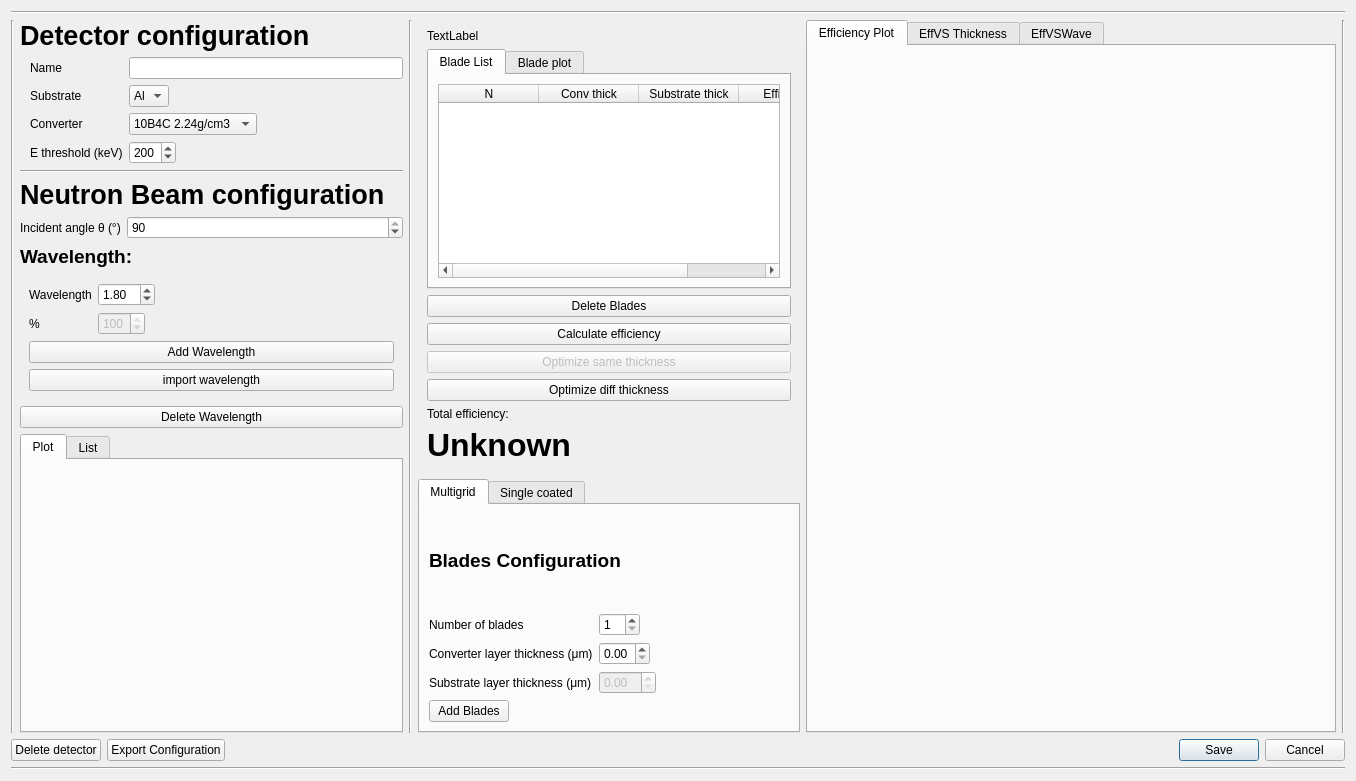
This is efficiencyCalculator/detectorDialogTab.ui in ess-dg/dg_efficiencyCalculator as Qt 5 draws it before an edit. The edited form follows.
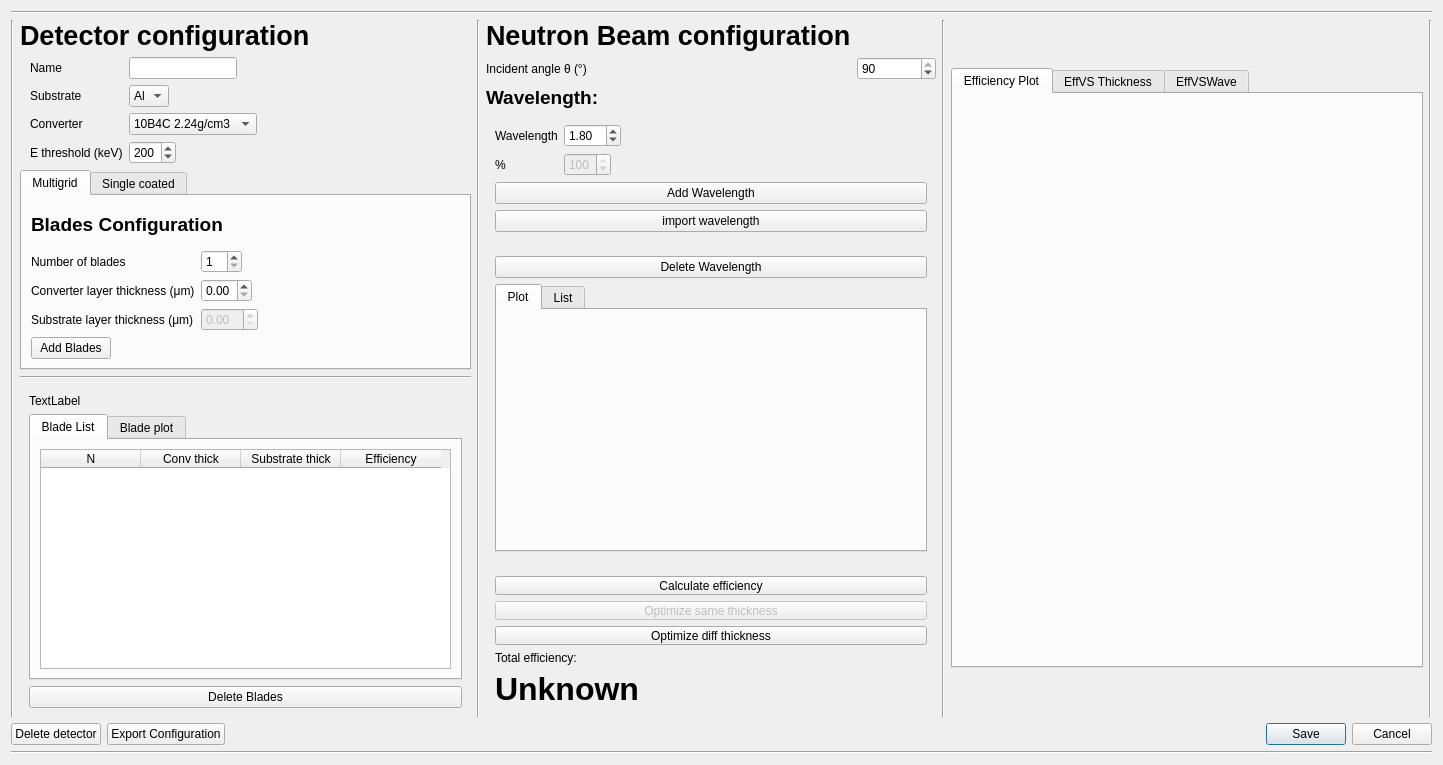
This is the edited form.

Commit message: Improved navigation, added tooltips

The edit to the form file:
```diff
--- a/efficiencyCalculator/detectorDialogTab.ui
+++ b/efficiencyCalculator/detectorDialogTab.ui
@@ -9,8 +9,8 @@
    <rect>
     <x>0</x>
     <y>0</y>
-    <width>1356</width>
-    <height>781</height>
+    <width>1443</width>
+    <height>765</height>
    </rect>
   </property>
   <property name="minimumSize">
@@ -73,6 +73,12 @@
            </item>
            <item row="1" column="1">
             <widget class="QLineEdit" name="nameLineEdit">
+             <property name="sizePolicy">
+              <sizepolicy hsizetype="Fixed" vsizetype="Fixed">
+               <horstretch>0</horstretch>
+               <verstretch>0</verstretch>
+              </sizepolicy>
+             </property>
              <property name="inputMask">
               <string notr="true"/>
              </property>
@@ -137,6 +143,148 @@
            </item>
           </layout>
          </item>
+         <item>
+          <widget class="QTabWidget" name="bladeTabWidget">
+           <property name="minimumSize">
+            <size>
+             <width>280</width>
+             <height>0</height>
+            </size>
+           </property>
+           <property name="maximumSize">
+            <size>
+             <width>16777215</width>
+             <height>200</height>
+            </size>
+           </property>
+           <property name="currentIndex">
+            <number>0</number>
+           </property>
+           <widget class="QWidget" name="tab_6">
+            <attribute name="title">
+             <string>Multigrid</string>
+            </attribute>
+            <layout class="QVBoxLayout" name="verticalLayout_14">
+             <item>
+              <layout class="QVBoxLayout" name="verticalLayout_3">
+               <item>
+                <widget class="QLabel" name="label_3">
+                 <property name="text">
+                  <string>&lt;html&gt;&lt;head/&gt;&lt;body&gt;&lt;p&gt;&lt;span style=&quot; font-size:14pt; font-weight:600;&quot;&gt;Blades Configuration&lt;/span&gt;&lt;/p&gt;&lt;/body&gt;&lt;/html&gt;</string>
+                 </property>
+                </widget>
+               </item>
+               <item>
+                <layout class="QFormLayout" name="formLayout_3">
+                 <property name="fieldGrowthPolicy">
+                  <enum>QFormLayout::FieldsStayAtSizeHint</enum>
+                 </property>
+                 <item row="0" column="0">
+                  <widget class="QLabel" name="label_7">
+                   <property name="text">
+                    <string>Number of blades</string>
+                   </property>
+                  </widget>
+                 </item>
+                 <item row="0" column="1">
+                  <widget class="QSpinBox" name="nbspinBox">
+                   <property name="minimum">
+                    <number>1</number>
+                   </property>
+                  </widget>
+                 </item>
+                 <item row="1" column="0">
+                  <widget class="QLabel" name="label_8">
+                   <property name="text">
+                    <string>Converter layer thickness (μm)</string>
+                   </property>
+                  </widget>
+                 </item>
+                 <item row="1" column="1">
+                  <widget class="QDoubleSpinBox" name="bsSpinBox">
+                   <property name="maximum">
+                    <double>5.000000000000000</double>
+                   </property>
+                  </widget>
+                 </item>
+                 <item row="2" column="0">
+                  <widget class="QLabel" name="label_10">
+                   <property name="text">
+                    <string>Substrate layer thickness (μm)</string>
+                   </property>
+                  </widget>
+                 </item>
+                 <item row="2" column="1">
+                  <widget class="QDoubleSpinBox" name="subSpinBox">
+                   <property name="enabled">
+                    <bool>false</bool>
+                   </property>
+                  </widget>
+                 </item>
+                 <item row="3" column="0">
+                  <widget class="QPushButton" name="addBladeButton">
+                   <property name="text">
+                    <string>Add Blades</string>
+                   </property>
+                  </widget>
+                 </item>
+                </layout>
+               </item>
+              </layout>
+             </item>
+            </layout>
+           </widget>
+           <widget class="QWidget" name="tab_7">
+            <attribute name="title">
+             <string>Single coated</string>
+            </attribute>
+            <layout class="QVBoxLayout" name="verticalLayout_15">
+             <item>
+              <layout class="QVBoxLayout" name="verticalLayout_4">
+               <item>
+                <widget class="QLabel" name="label_12">
+                 <property name="text">
+                  <string>&lt;html&gt;&lt;head/&gt;&lt;body&gt;&lt;p&gt;&lt;span style=&quot; font-size:14pt; font-weight:600;&quot;&gt;Layer Configuration&lt;/span&gt;&lt;/p&gt;&lt;/body&gt;&lt;/html&gt;</string>
+                 </property>
+                </widget>
+               </item>
+               <item>
+                <layout class="QFormLayout" name="formLayout_2">
+                 <property name="fieldGrowthPolicy">
+                  <enum>QFormLayout::FieldsStayAtSizeHint</enum>
+                 </property>
+                 <property name="labelAlignment">
+                  <set>Qt::AlignRight|Qt::AlignTrailing|Qt::AlignVCenter</set>
+                 </property>
+                 <item row="2" column="0">
+                  <widget class="QLabel" name="label_9">
+                   <property name="text">
+                    <string>Converter thickness (μm)</string>
+                   </property>
+                  </widget>
+                 </item>
+                 <item row="2" column="1">
+                  <widget class="QDoubleSpinBox" name="bsSingleSpinBox">
+                   <property name="maximum">
+                    <double>5.000000000000000</double>
+                   </property>
+                  </widget>
+                 </item>
+                 <item row="3" column="0">
+                  <widget class="QPushButton" name="addSingleBladeButton">
+                   <property name="text">
+                    <string>Add layer</string>
+                   </property>
+                  </widget>
+                 </item>
+                </layout>
+               </item>
+              </layout>
+             </item>
+            </layout>
+           </widget>
+          </widget>
+         </item>
          <item>
           <widget class="Line" name="line_4">
            <property name="orientation">
@@ -145,26 +293,120 @@
           </widget>
          </item>
          <item>
+          <widget class="QWidget" name="bladePlotWidget" native="true">
+           <property name="minimumSize">
+            <size>
+             <width>0</width>
+             <height>0</height>
+            </size>
+           </property>
+           <layout class="QVBoxLayout" name="verticalLayout_10">
+            <item>
+             <layout class="QVBoxLayout" name="verticalLayout_2">
+              <item>
+               <widget class="QLabel" name="bladeClassLabel">
+                <property name="text">
+                 <string>TextLabel</string>
+                </property>
+               </widget>
+              </item>
+              <item>
+               <widget class="QTabWidget" name="tabWidget">
+                <property name="currentIndex">
+                 <number>0</number>
+                </property>
+                <widget class="QWidget" name="tab_10">
+                 <attribute name="title">
+                  <string>Blade List</string>
+                 </attribute>
+                 <layout class="QVBoxLayout" name="verticalLayout_21">
+                  <item>
+                   <widget class="QTableWidget" name="BladeTableWidget">
+                    <property name="editTriggers">
+                     <set>QAbstractItemView::DoubleClicked</set>
+                    </property>
+                    <property name="selectionBehavior">
+                     <enum>QAbstractItemView::SelectRows</enum>
+                    </property>
+                    <attribute name="verticalHeaderDefaultSectionSize">
+                     <number>20</number>
+                    </attribute>
+                    <column>
+                     <property name="text">
+                      <string>N</string>
+                     </property>
+                    </column>
+                    <column>
+                     <property name="text">
+                      <string>Conv thick</string>
+                     </property>
+                    </column>
+                    <column>
+                     <property name="text">
+                      <string>Substrate thick</string>
+                     </property>
+                    </column>
+                    <column>
+                     <property name="text">
+                      <string>Efficiency</string>
+                     </property>
+                    </column>
+                   </widget>
+                  </item>
+                 </layout>
+                </widget>
+                <widget class="QWidget" name="tab_11">
+                 <attribute name="title">
+                  <string>Blade plot</string>
+                 </attribute>
+                 <layout class="QVBoxLayout" name="verticalLayout_22">
+                  <item>
+                   <layout class="QVBoxLayout" name="bladePlotLayout"/>
+                  </item>
+                 </layout>
+                </widget>
+               </widget>
+              </item>
+              <item>
+               <widget class="QPushButton" name="deleteBladeButton">
+                <property name="toolTip">
+                 <string>Sets blades to 0</string>
+                </property>
+                <property name="text">
+                 <string>Delete Blades</string>
+                </property>
+               </widget>
+              </item>
+             </layout>
+            </item>
+           </layout>
+          </widget>
+         </item>
+        </layout>
+       </item>
+       <item>
+        <widget class="Line" name="line">
+         <property name="orientation">
+          <enum>Qt::Vertical</enum>
+         </property>
+        </widget>
+       </item>
+       <item>
+        <layout class="QVBoxLayout" name="verticalLayout_8">
+         <item>
           <layout class="QVBoxLayout" name="verticalLayout_7">
-           <item>
-            <widget class="QLabel" name="label_13">
-             <property name="text">
-              <string>&lt;html&gt;&lt;head/&gt;&lt;body&gt;&lt;p&gt;&lt;span style=&quot; font-size:20pt; font-weight:600;&quot;&gt;Neutron Beam configuration&lt;/span&gt;&lt;/p&gt;&lt;/body&gt;&lt;/html&gt;</string>
-             </property>
-            </widget>
-           </item>
            <item>
             <layout class="QVBoxLayout" name="verticalLayout_6">
              <item>
               <layout class="QFormLayout" name="formLayout">
-               <item row="0" column="0">
+               <item row="1" column="0">
                 <widget class="QLabel" name="algleLabel">
                  <property name="text">
                   <string>Incident angle θ (°)</string>
                  </property>
                 </widget>
                </item>
-               <item row="0" column="1">
+               <item row="1" column="1">
                 <widget class="QSpinBox" name="angleSpinBox">
                  <property name="minimum">
                   <number>1</number>
@@ -177,6 +419,13 @@
                  </property>
                 </widget>
                </item>
+               <item row="0" column="0">
+                <widget class="QLabel" name="label_13">
+                 <property name="text">
+                  <string>&lt;html&gt;&lt;head/&gt;&lt;body&gt;&lt;p&gt;&lt;span style=&quot; font-size:20pt; font-weight:600;&quot;&gt;Neutron Beam configuration&lt;/span&gt;&lt;/p&gt;&lt;/body&gt;&lt;/html&gt;</string>
+                 </property>
+                </widget>
+               </item>
               </layout>
              </item>
              <item>
@@ -188,12 +437,24 @@
              </item>
              <item>
               <widget class="QWidget" name="waveFormWidget" native="true">
+               <property name="sizePolicy">
+                <sizepolicy hsizetype="Preferred" vsizetype="Minimum">
+                 <horstretch>0</horstretch>
+                 <verstretch>0</verstretch>
+                </sizepolicy>
+               </property>
                <property name="minimumSize">
                 <size>
                  <width>0</width>
                  <height>0</height>
                 </size>
                </property>
+               <property name="maximumSize">
+                <size>
+                 <width>16777215</width>
+                 <height>150</height>
+                </size>
+               </property>
                <layout class="QVBoxLayout" name="verticalLayout_18">
                 <item>
                  <layout class="QVBoxLayout" name="waveFormLayout">
@@ -258,6 +519,15 @@
               </widget>
              </item>
              <item>
+              <widget class="QWidget" name="waveTabWidget" native="true">
+               <property name="minimumSize">
+                <size>
+                 <width>0</width>
+                 <height>30</height>
+                </size>
+               </property>
+               <layout class="QVBoxLayout" name="verticalLayout_11">
+                <item>
               <widget class="QPushButton" name="deleteWaveButton">
                <property name="text">
                 <string>Delete Wavelength</string>
@@ -265,7 +535,7 @@
               </widget>
              </item>
              <item>
-              <widget class="QTabWidget" name="waveTabWidget">
+                 <widget class="QTabWidget" name="waveTabWidget2">
                <property name="currentIndex">
                 <number>0</number>
                </property>
@@ -323,99 +593,25 @@
               </widget>
              </item>
             </layout>
-           </item>
-          </layout>
-         </item>
-        </layout>
-       </item>
-       <item>
-        <widget class="Line" name="line">
-         <property name="orientation">
-          <enum>Qt::Vertical</enum>
-         </property>
-        </widget>
-       </item>
-       <item>
-        <layout class="QVBoxLayout" name="verticalLayout_8">
+              </widget>
+             </item>
          <item>
           <widget class="QWidget" name="effWidget" native="true">
            <property name="minimumSize">
             <size>
              <width>0</width>
-             <height>30</height>
+                 <height>140</height>
+                </size>
+               </property>
+               <property name="maximumSize">
+                <size>
+                 <width>16777215</width>
+                 <height>150</height>
             </size>
            </property>
            <layout class="QVBoxLayout" name="verticalLayout_23">
-            <item>
-             <widget class="QLabel" name="bladeClassLabel">
-              <property name="text">
-               <string>TextLabel</string>
-              </property>
-             </widget>
-            </item>
-            <item>
-             <widget class="QTabWidget" name="tabWidget">
-              <property name="currentIndex">
-               <number>0</number>
-              </property>
-              <widget class="QWidget" name="tab_10">
-               <attribute name="title">
-                <string>Blade List</string>
-               </attribute>
-               <layout class="QVBoxLayout" name="verticalLayout_21">
-                <item>
-                 <widget class="QTableWidget" name="BladeTableWidget">
-                  <property name="editTriggers">
-                   <set>QAbstractItemView::DoubleClicked</set>
-                  </property>
-                  <property name="selectionBehavior">
-                   <enum>QAbstractItemView::SelectRows</enum>
-                  </property>
-                  <column>
-                   <property name="text">
-                    <string>N</string>
-                   </property>
-                  </column>
-                  <column>
-                   <property name="text">
-                    <string>Conv thick</string>
-                   </property>
-                  </column>
-                  <column>
-                   <property name="text">
-                    <string>Substrate thick</string>
-                   </property>
-                  </column>
-                  <column>
-                   <property name="text">
-                    <string>Efficiency</string>
-                   </property>
-                  </column>
-                 </widget>
-                </item>
-               </layout>
-              </widget>
-              <widget class="QWidget" name="tab_11">
-               <attribute name="title">
-                <string>Blade plot</string>
-               </attribute>
-               <layout class="QVBoxLayout" name="verticalLayout_22">
-                <item>
-                 <layout class="QVBoxLayout" name="bladePlotLayout"/>
-                </item>
-               </layout>
-              </widget>
-             </widget>
-            </item>
             <item>
              <layout class="QVBoxLayout" name="verticalLayout_5">
-              <item>
-               <widget class="QPushButton" name="deleteBladeButton">
-                <property name="text">
-                 <string>Delete Blades</string>
-                </property>
-               </widget>
-              </item>
               <item>
                <widget class="QPushButton" name="calculateTotalEffButton">
                 <property name="text">
@@ -459,158 +655,36 @@
            </layout>
           </widget>
          </item>
-         <item>
-          <widget class="QTabWidget" name="bladeTabWidget">
-           <property name="minimumSize">
-            <size>
-             <width>280</width>
-             <height>0</height>
-            </size>
-           </property>
-           <property name="maximumSize">
-            <size>
-             <width>16777215</width>
-             <height>290</height>
-            </size>
-           </property>
-           <property name="currentIndex">
-            <number>0</number>
-           </property>
-           <widget class="QWidget" name="tab_6">
-            <attribute name="title">
-             <string>Multigrid</string>
-            </attribute>
-            <layout class="QVBoxLayout" name="verticalLayout_14">
-             <item>
-              <layout class="QVBoxLayout" name="verticalLayout_3">
-               <item>
-                <widget class="QLabel" name="label_3">
-                 <property name="text">
-                  <string>&lt;html&gt;&lt;head/&gt;&lt;body&gt;&lt;p&gt;&lt;span style=&quot; font-size:14pt; font-weight:600;&quot;&gt;Blades Configuration&lt;/span&gt;&lt;/p&gt;&lt;/body&gt;&lt;/html&gt;</string>
-                 </property>
-                </widget>
-               </item>
-               <item>
-                <layout class="QFormLayout" name="formLayout_3">
-                 <property name="fieldGrowthPolicy">
-                  <enum>QFormLayout::FieldsStayAtSizeHint</enum>
-                 </property>
-                 <item row="0" column="0">
-                  <widget class="QLabel" name="label_7">
-                   <property name="text">
-                    <string>Number of blades</string>
-                   </property>
-                  </widget>
-                 </item>
-                 <item row="0" column="1">
-                  <widget class="QSpinBox" name="nbspinBox">
-                   <property name="minimum">
-                    <number>1</number>
-                   </property>
-                  </widget>
-                 </item>
-                 <item row="1" column="0">
-                  <widget class="QLabel" name="label_8">
-                   <property name="text">
-                    <string>Converter layer thickness (μm)</string>
-                   </property>
-                  </widget>
-                 </item>
-                 <item row="1" column="1">
-                  <widget class="QDoubleSpinBox" name="bsSpinBox">
-                   <property name="maximum">
-                    <double>5.000000000000000</double>
-                   </property>
-                  </widget>
-                 </item>
-                 <item row="2" column="0">
-                  <widget class="QLabel" name="label_10">
-                   <property name="text">
-                    <string>Substrate layer thickness (μm)</string>
-                   </property>
-                  </widget>
-                 </item>
-                 <item row="2" column="1">
-                  <widget class="QDoubleSpinBox" name="subSpinBox">
-                   <property name="enabled">
-                    <bool>false</bool>
-                   </property>
-                  </widget>
-                 </item>
-                 <item row="3" column="0">
-                  <widget class="QPushButton" name="addBladeButton">
-                   <property name="text">
-                    <string>Add Blades</string>
-                   </property>
-                  </widget>
-                 </item>
                 </layout>
                </item>
               </layout>
              </item>
             </layout>
-           </widget>
-           <widget class="QWidget" name="tab_7">
-            <attribute name="title">
-             <string>Single coated</string>
-            </attribute>
-            <layout class="QVBoxLayout" name="verticalLayout_15">
-             <item>
-              <layout class="QVBoxLayout" name="verticalLayout_4">
-               <item>
-                <widget class="QLabel" name="label_12">
-                 <property name="text">
-                  <string>&lt;html&gt;&lt;head/&gt;&lt;body&gt;&lt;p&gt;&lt;span style=&quot; font-size:14pt; font-weight:600;&quot;&gt;Layer Configuration&lt;/span&gt;&lt;/p&gt;&lt;/body&gt;&lt;/html&gt;</string>
-                 </property>
-                </widget>
                </item>
                <item>
-                <layout class="QFormLayout" name="formLayout_2">
-                 <property name="fieldGrowthPolicy">
-                  <enum>QFormLayout::FieldsStayAtSizeHint</enum>
-                 </property>
-                 <property name="labelAlignment">
-                  <set>Qt::AlignRight|Qt::AlignTrailing|Qt::AlignVCenter</set>
-                 </property>
-                 <item row="2" column="0">
-                  <widget class="QLabel" name="label_9">
-                   <property name="text">
-                    <string>Converter thickness (μm)</string>
-                   </property>
-                  </widget>
-                 </item>
-                 <item row="2" column="1">
-                  <widget class="QDoubleSpinBox" name="bsSingleSpinBox">
-                   <property name="maximum">
-                    <double>5.000000000000000</double>
-                   </property>
-                  </widget>
-                 </item>
-                 <item row="3" column="0">
-                  <widget class="QPushButton" name="addSingleBladeButton">
-                   <property name="text">
-                    <string>Add layer</string>
-                   </property>
-                  </widget>
-                 </item>
-                </layout>
-               </item>
-              </layout>
-             </item>
-            </layout>
-           </widget>
-          </widget>
-         </item>
-        </layout>
+        <widget class="Line" name="line_3">
+         <property name="orientation">
+          <enum>Qt::Vertical</enum>
+         </property>
+        </widget>
        </item>
        <item>
         <widget class="QTabWidget" name="tabWidget_2">
          <property name="minimumSize">
           <size>
-           <width>530</width>
+           <width>450</width>
            <height>500</height>
           </size>
          </property>
+         <property name="maximumSize">
+          <size>
+           <width>16777215</width>
+           <height>600</height>
+          </size>
+         </property>
+         <property name="toolTip">
+          <string>Generate a 2 column file with the data from the plot</string>
+         </property>
          <property name="currentIndex">
           <number>0</number>
          </property>
```
Left out of the diff: 33 changed lines with no effect on the pictures. Lines whose indentation alone changed are shown as unchanged. The commit also changes 2 other files.
